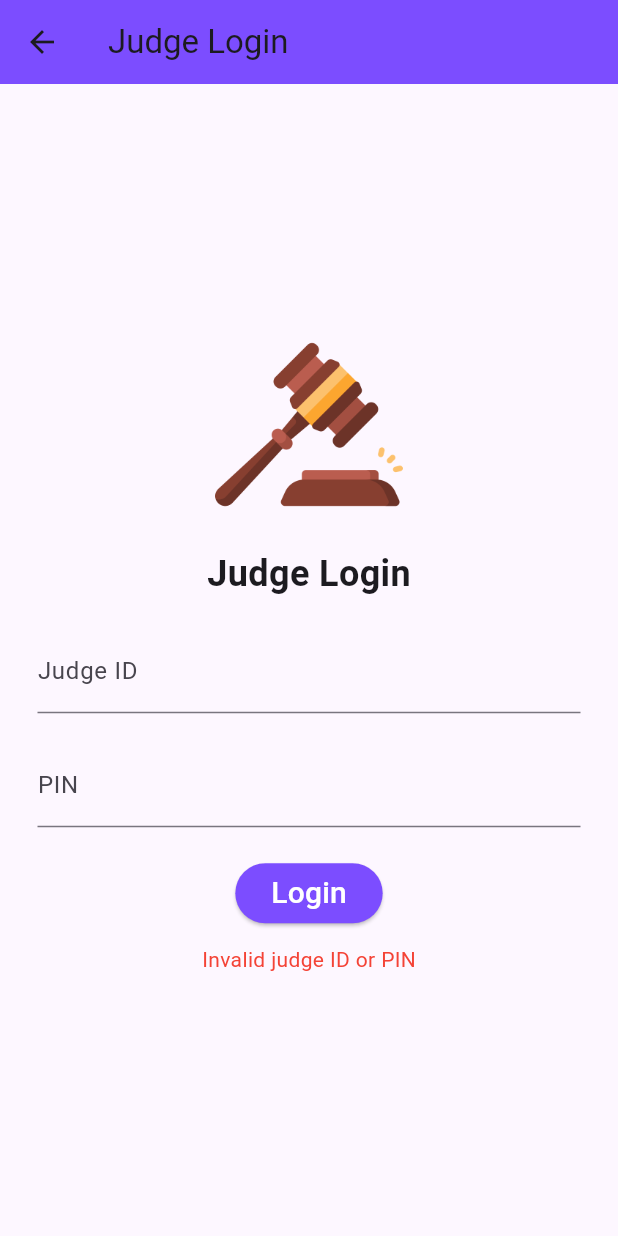
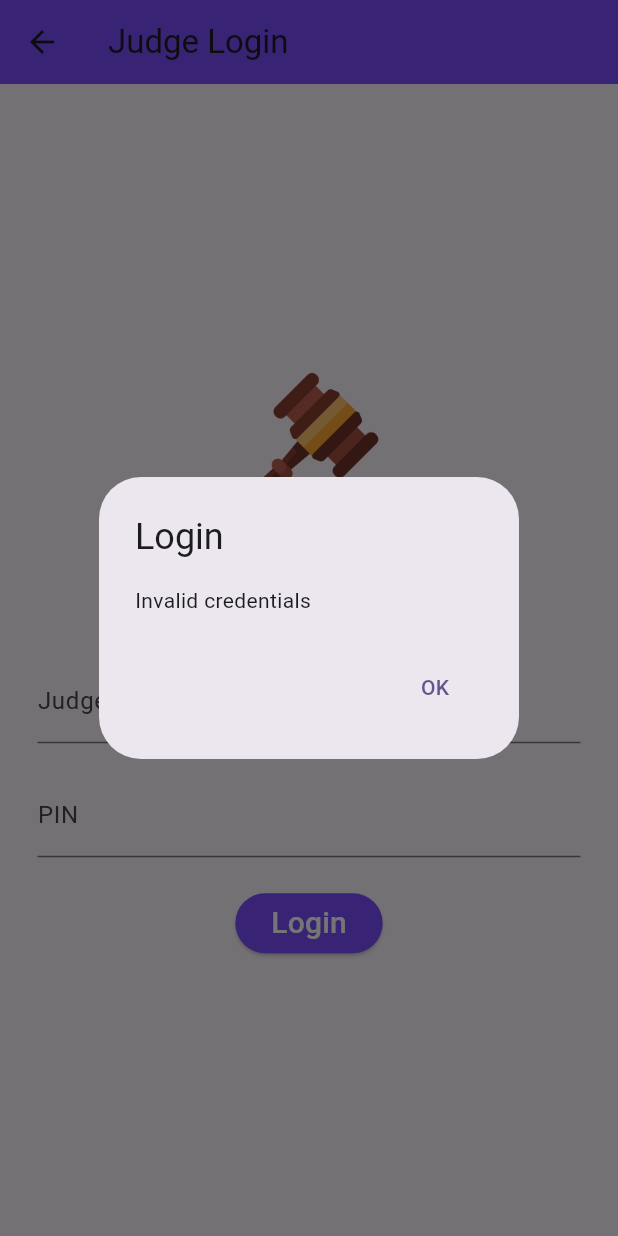
Before and after one commit to kavyaaa-1/sih, a Flutter app: the JudgeLogin screen opened directly, after a tap on "Login", on a phone screen of 412 x 824 dp. Run offline on Flutter 3.47's test engine with Material 2 defaults, Android fonts, the phone set to English and light mode, and no system bars; our stand-ins replace syncfusion_flutter_gauges; missing offline and left inert: mongo_dart.

Commit message:
connecting db

```diff
--- a/lib/screens/judge_login_page.dart
+++ b/lib/screens/judge_login_page.dart
@@ -1,3 +1,4 @@
+
 import 'package:flutter/material.dart';
 import 'package:mongo_dart/mongo_dart.dart' as mongo_dart;
 import '../dbHelper/constant.dart';
@@ -14,11 +15,11 @@ class _JudgeLoginState extends State<JudgeLogin> {
   String errorMessage = '';
 
   // Define your MongoDB connection URL and collection name
-  final String mongoUrl = MONGO_CONN_URL;
+  //final String mongoUrl = MONGO_CONN_URL;
   final String userCollection = JUDGE_COLLECTION;
 
   Future<bool> _verifyCredentials(String judgeId, String pin) async {
-    final db = mongo_dart.Db(mongoUrl);
+    final db = await mongo_dart.Db.create(MONGO_CONN_URL);
     await db.open();
 
     final collection = db.collection(userCollection);
@@ -35,31 +36,48 @@ class _JudgeLoginState extends State<JudgeLogin> {
   }
 
   void _login() async {
-    final jid= judgeIdController.text;
+    final jid = judgeIdController.text;
     final jpin = pinController.text;
-
-    // if (jpin.length != 6) {
-    //   setState(() {
-    //     errorMessage = 'PIN must be 6 digits';
-    //   });
-    //   return;
-    // }
 
     final isValidCredentials = await _verifyCredentials(jid, jpin);
 
     if (isValidCredentials) {
-      // User authenticated, you can navigate to the next screen
-      Navigator.push(
-        context,
-        MaterialPageRoute(
-          builder: (context) => JudgeHomePage(),
+      // Successful login
+      showDialog(
+        context: context,
+        builder: (BuildContext context) => AlertDialog(
+          title: const Text('Login'),
+          content: const Text('Login successful'),
+          actions: <Widget>[
+            TextButton(
+              onPressed: () {
+                Navigator.pop(context); // Close the dialog
+                // Navigate to the main dashboard or another page as needed
+                Navigator.push(
+                  context,
+                  MaterialPageRoute(builder: (context) => JudgeHomePage()),
+                );
+              },
+              child: const Text('OK'),
+            ),
+          ],
         ),
       );
-      print('Login successful');
     } else {
-      setState(() {
-        errorMessage = 'Invalid judge ID or PIN';
-      });
+      // Invalid credentials
+      showDialog(
+        context: context,
+        builder: (BuildContext context) => AlertDialog(
+          title: const Text('Login'),
+          content: const Text('Invalid credentials'),
+          actions: <Widget>[
+            TextButton(
+              onPressed: () => Navigator.pop(context),
+              child: const Text('OK'),
+            ),
+          ],
+        ),
+      );
     }
   }
 
```
Also changed, not shown: pubspec.lock.
